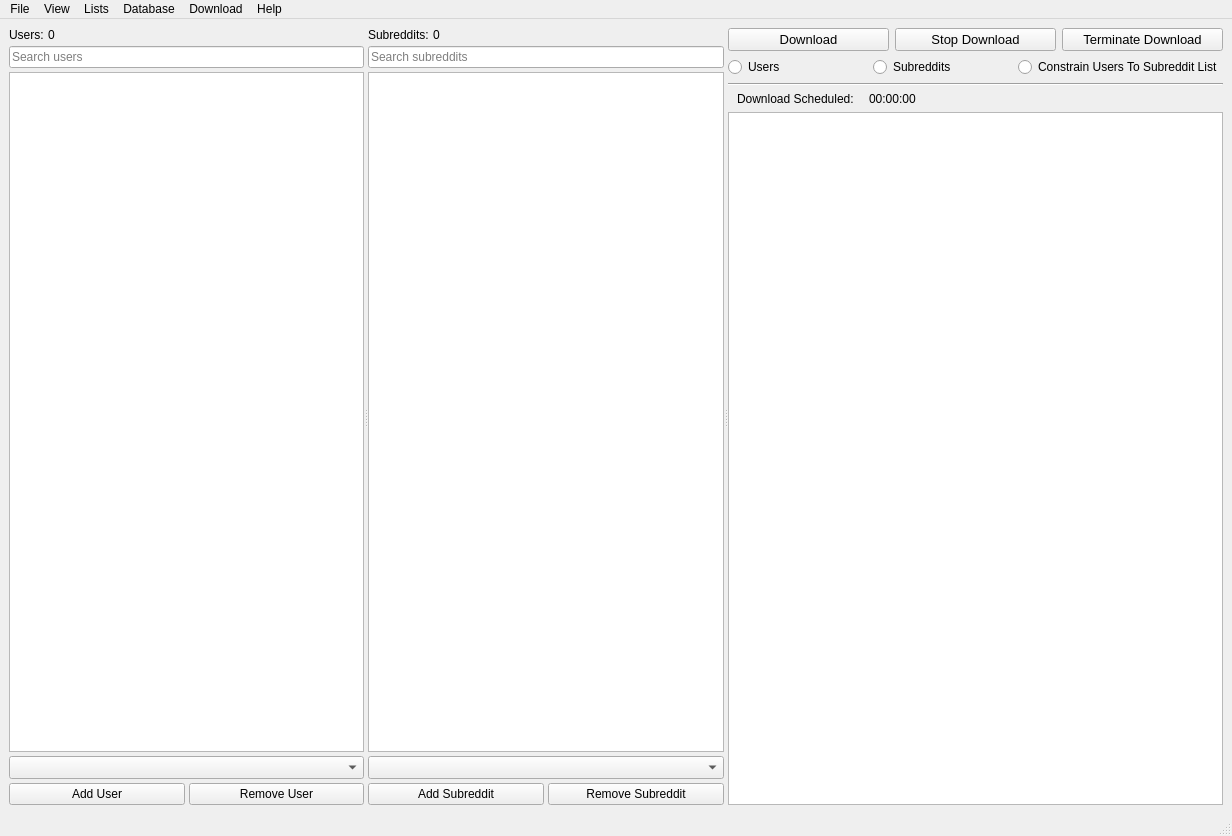
The window that Resources/ui_files/downloader_for_reddit_gui.ui (MalloyDelacroix/DownloaderForReddit) describes before a commit, drawn with Qt 5.
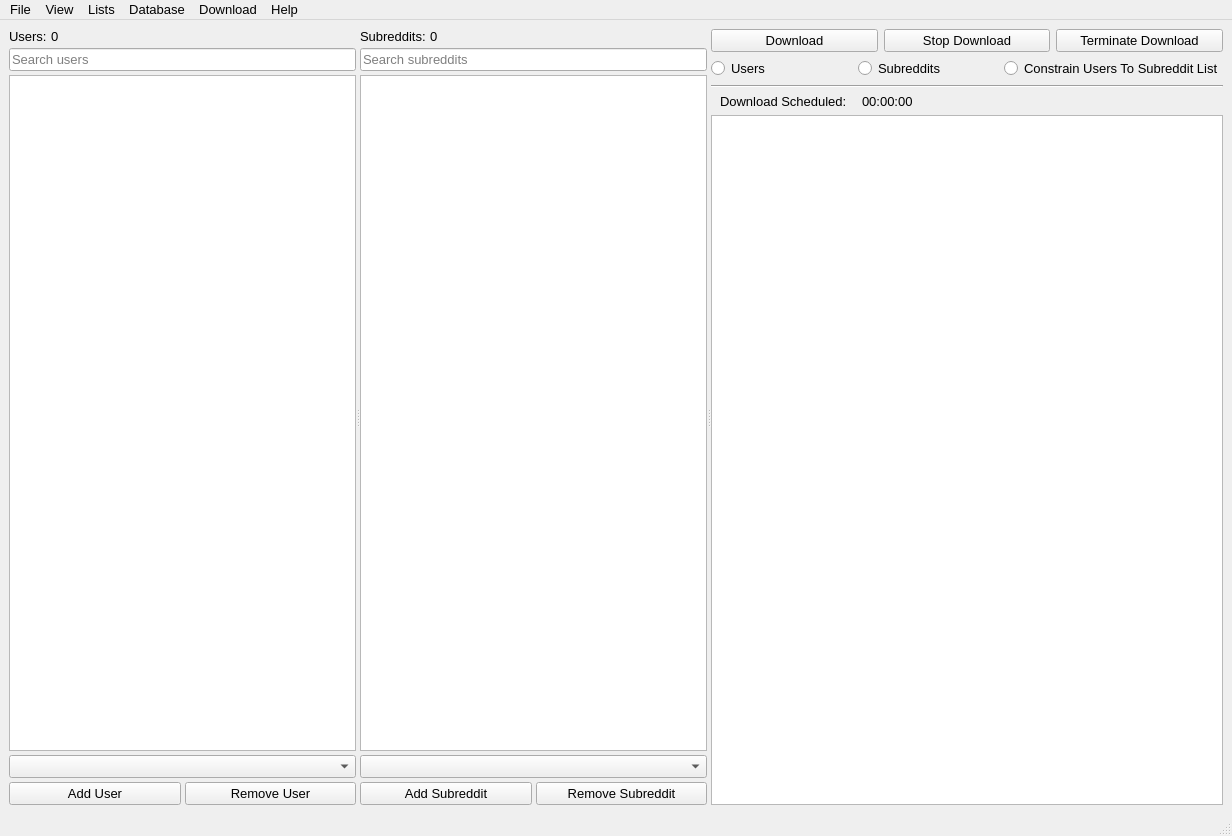
The same window after the commit. Icons and pictures are not drawn.

Commit message: Global font size for main window

The edit to the form file:
```diff
--- a/Resources/ui_files/downloader_for_reddit_gui.ui
+++ b/Resources/ui_files/downloader_for_reddit_gui.ui
@@ -17,6 +17,11 @@
    <iconset>
     <normaloff>../images/RedditDownloaderIcon.png</normaloff>../images/RedditDownloaderIcon.png</iconset>
   </property>
+  <property name="font">
+    <font>
+      <pointsize>10</pointsize>
+    </font>
+  </property>
   <widget class="QWidget" name="centralwidget">
    <layout class="QVBoxLayout" name="verticalLayout_4">
     <item>
@@ -62,11 +67,6 @@
         </item>
         <item>
          <widget class="QListView" name="user_list_view">
-          <property name="font">
-           <font>
-            <pointsize>10</pointsize>
-           </font>
-          </property>
           <property name="selectionMode">
            <enum>QAbstractItemView::ExtendedSelection</enum>
           </property>
@@ -74,11 +74,6 @@
         </item>
         <item>
          <widget class="QComboBox" name="user_lists_combo">
-          <property name="font">
-           <font>
-            <pointsize>10</pointsize>
-           </font>
-          </property>
           <property name="toolTip">
            <string>Current user list</string>
           </property>
@@ -220,11 +215,6 @@
           </item>
           <item>
            <widget class="QPushButton" name="terminate_download_button">
-            <property name="font">
-             <font>
-              <pointsize>10</pointsize>
-             </font>
-            </property>
             <property name="toolTip">
              <string>Stops the download immediately and terminates in progress downloads (may result in corrupted files for downloads that were not complete)</string>
             </property>
```
The commit also changes 1 other file.
